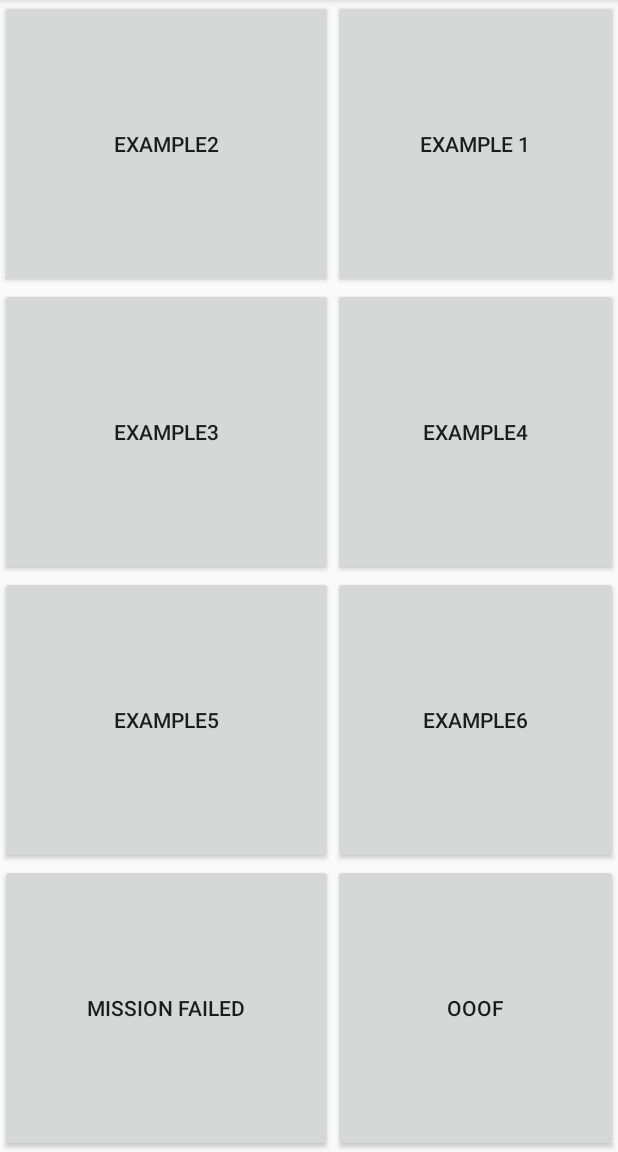
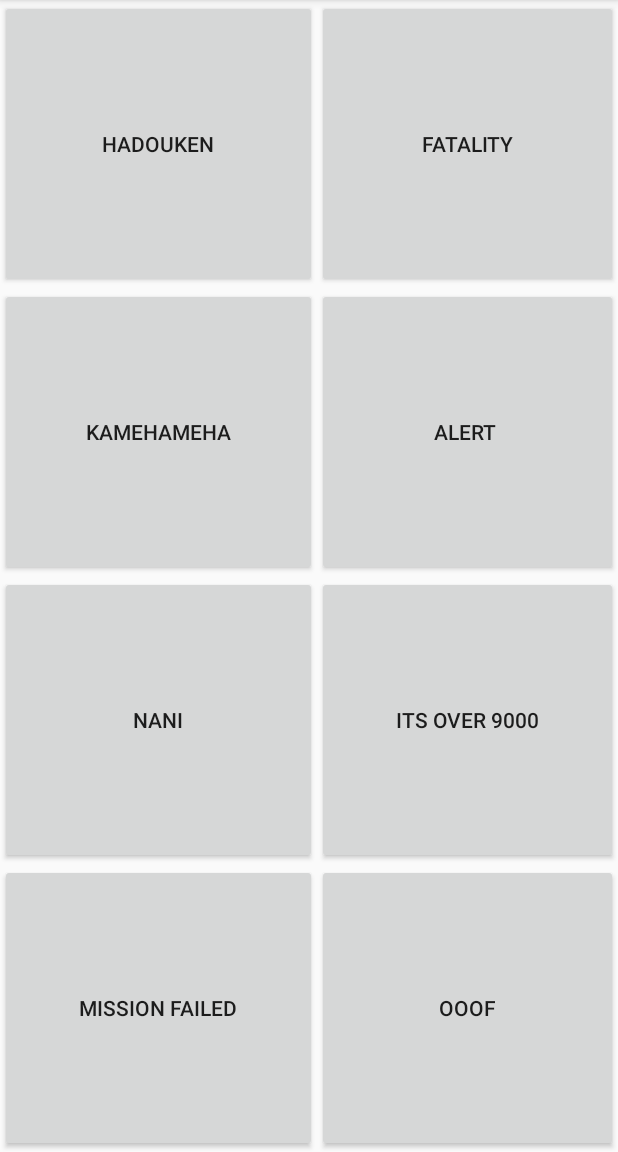
Before and after one commit to EthanPui/Soundboard, an Android app: the GamesActivity screen opened directly, with no data from a screen before it, on a phone screen of 412 x 824 dp, the part 84-1236 px from its top. Run offline under Robolectric (Android 15) with nearby library versions, the phone set to English and light mode, and no system bars.

Commit message:
11th Update
1. GamesActivity successfully works

```diff
--- a/app/src/main/java/com/example/soundboard/GamesActivity.java
+++ b/app/src/main/java/com/example/soundboard/GamesActivity.java
@@ -9,7 +9,7 @@ import android.widget.Button;
 
 public class GamesActivity extends AppCompatActivity {
 
-    Button  MissionFailedBtn, OoofBtn;
+    Button  MissionFailedBtn, OoofBtn, fatalityBtn, hadoukenBtn, kamehamehaBtn, metalgearsolidalertBtn, naniBtn, over9000Btn;
 
     @Override
     protected void onCreate(Bundle savedInstanceState) {
@@ -18,6 +18,12 @@ public class GamesActivity extends AppCompatActivity {
 
         MissionFailedBtn = (Button)findViewById(R.id.MissionFailedBtn);
         OoofBtn = (Button)findViewById(R.id.OoofBtn);
+        fatalityBtn = (Button)findViewById(R.id.fatalityBtn);
+        hadoukenBtn = (Button)findViewById(R.id.hadoukenBtn);
+        kamehamehaBtn = (Button)findViewById(R.id.kamehamehaBtn);
+        metalgearsolidalertBtn = (Button)findViewById(R.id.metalgearsolidalertBtn);
+        naniBtn = (Button)findViewById(R.id.naniBtn);
+        over9000Btn = (Button)findViewById(R.id.over9000Btn);
 
         MissionFailedBtn.setOnClickListener(new View.OnClickListener() {
             @Override
@@ -36,5 +42,54 @@ public class GamesActivity extends AppCompatActivity {
             }
         });
 
+        fatalityBtn.setOnClickListener(new View.OnClickListener() {
+            @Override
+            public void onClick(View v) {
+                MediaPlayer mp = MediaPlayer.create(GamesActivity.this, R.raw.fatality);
+                mp.start();
+            }
+        });
+
+        hadoukenBtn.setOnClickListener(new View.OnClickListener() {
+            @Override
+            public void onClick(View v) {
+                MediaPlayer mp = MediaPlayer.create(GamesActivity.this, R.raw.hadouken);
+                mp.start();
+            }
+        });
+
+        kamehamehaBtn.setOnClickListener(new View.OnClickListener() {
+            @Override
+            public void onClick(View v) {
+                MediaPlayer mp = MediaPlayer.create(GamesActivity.this, R.raw.kamehameha);
+                mp.start();
+            }
+        });
+
+        metalgearsolidalertBtn.setOnClickListener(new View.OnClickListener() {
+            @Override
+            public void onClick(View v) {
+                MediaPlayer mp = MediaPlayer.create(GamesActivity.this, R.raw.metalgearsolidalert);
+                mp.start();
+            }
+        });
+
+        naniBtn.setOnClickListener(new View.OnClickListener() {
+            @Override
+            public void onClick(View v) {
+                MediaPlayer mp = MediaPlayer.create(GamesActivity.this, R.raw.nani);
+                mp.start();
+            }
+        });
+
+        over9000Btn.setOnClickListener(new View.OnClickListener() {
+            @Override
+            public void onClick(View v) {
+                MediaPlayer mp = MediaPlayer.create(GamesActivity.this, R.raw.over9000);
+                mp.start();
+            }
+        });
+
+
     }
 }
--- a/app/src/main/java/com/example/soundboard/MemesActivity.java
+++ b/app/src/main/java/com/example/soundboard/MemesActivity.java
@@ -2,6 +2,7 @@ package com.example.soundboard;
 
 import android.support.v7.app.AppCompatActivity;
 import android.os.Bundle;
+import android.widget.Button;
 
 public class MemesActivity extends AppCompatActivity {
 
--- a/app/src/main/res/layout/activity_games.xml
+++ b/app/src/main/res/layout/activity_games.xml
@@ -34,10 +34,10 @@
             app:layout_rowWeight="1" />
 
         <Button
-            android:id="@+id/example1"
+            android:id="@+id/fatalityBtn"
             android:layout_width="wrap_content"
             android:layout_height="wrap_content"
-            android:text="example 1"
+            android:text="Fatality"
             app:layout_column="1"
             app:layout_columnWeight="1"
             app:layout_gravity="fill"
@@ -45,10 +45,10 @@
             app:layout_rowWeight="1" />
 
         <Button
-            android:id="@+id/example2"
+            android:id="@+id/hadoukenBtn"
             android:layout_width="wrap_content"
             android:layout_height="wrap_content"
-            android:text="example2"
+            android:text="Hadouken"
             app:layout_column="0"
             app:layout_columnWeight="1"
             app:layout_gravity="fill"
@@ -56,10 +56,10 @@
             app:layout_rowWeight="1" />
 
         <Button
-            android:id="@+id/example3"
+            android:id="@+id/kamehamehaBtn"
             android:layout_width="wrap_content"
             android:layout_height="wrap_content"
-            android:text="example3"
+            android:text="kamehameha"
             app:layout_column="0"
             app:layout_columnWeight="1"
             app:layout_gravity="fill"
@@ -67,10 +67,10 @@
             app:layout_rowWeight="1" />
 
         <Button
-            android:id="@+id/examle4"
+            android:id="@+id/metalgearsolidalertBtn"
             android:layout_width="wrap_content"
             android:layout_height="wrap_content"
-            android:text="example4"
+            android:text="Alert "
             app:layout_column="1"
             app:layout_columnWeight="1"
             app:layout_gravity="fill"
@@ -78,10 +78,10 @@
             app:layout_rowWeight="1" />
 
         <Button
-            android:id="@+id/example5"
+            android:id="@+id/naniBtn"
             android:layout_width="wrap_content"
             android:layout_height="wrap_content"
-            android:text="example5"
+            android:text="Nani"
             app:layout_column="0"
             app:layout_columnWeight="1"
             app:layout_gravity="fill"
@@ -89,10 +89,10 @@
             app:layout_rowWeight="1" />
 
         <Button
-            android:id="@+id/example6"
+            android:id="@+id/over9000Btn"
             android:layout_width="wrap_content"
             android:layout_height="wrap_content"
-            android:text="example6"
+            android:text="Its Over 9000"
             app:layout_column="1"
             app:layout_columnWeight="1"
             app:layout_gravity="fill"
```
Also changed, not shown: app/src/main/res/layout/activity_memes.xml (+5 -5 lines), 7 other files.
